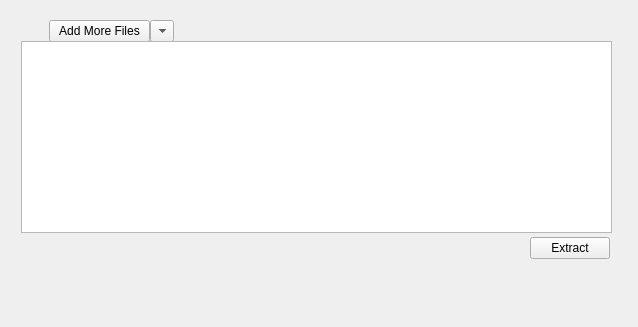
The window that EPub-Extractor/filelistform.ui (Eric-NZ/EPub-Extractor) describes before a commit, drawn with Qt 5.
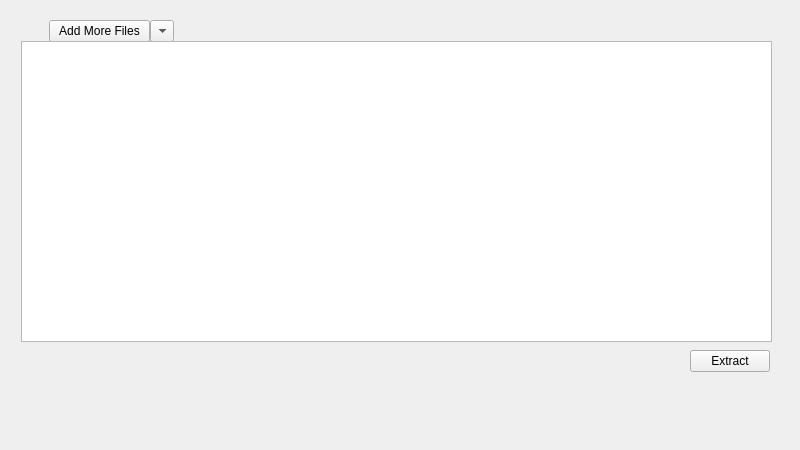
The same window after the commit.

What changed in the file:
```diff
--- a/EPub-Extractor/filelistform.ui
+++ b/EPub-Extractor/filelistform.ui
@@ -6,8 +6,8 @@
    <rect>
     <x>0</x>
     <y>0</y>
-    <width>638</width>
-    <height>327</height>
+    <width>800</width>
+    <height>450</height>
    </rect>
   </property>
   <property name="windowTitle">
@@ -47,16 +47,16 @@
     <rect>
      <x>21</x>
      <y>41</y>
-     <width>591</width>
-     <height>192</height>
+     <width>751</width>
+     <height>301</height>
     </rect>
    </property>
   </widget>
   <widget class="QPushButton" name="buttonExtract">
    <property name="geometry">
     <rect>
-     <x>530</x>
-     <y>237</y>
+     <x>690</x>
+     <y>350</y>
      <width>80</width>
      <height>22</height>
     </rect>
```
Left out of the diff: 4 changed lines with no effect on the pictures.
